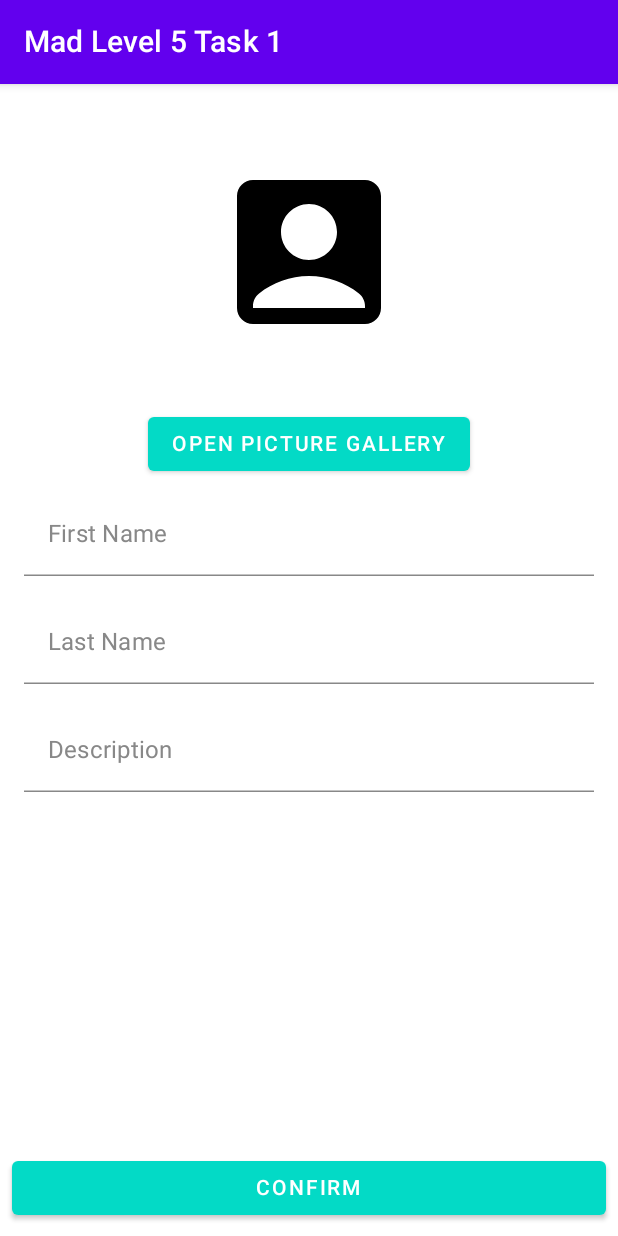
After one commit to pepijndik/MobileDev-Level-5-Task-1, an Android app built with Jetpack Compose: the CreateProfileScreen screen opened through its navigation route, on a phone screen of 412 x 824 dp. The commit adds this screen. Run offline under Robolectric (Android 15) with nearby library versions, the phone set to English and light mode, and no system bars; our stand-ins replace Firebase (no records; nobody signed in at launch, a user with empty details on screens opened directly), livedata-compose; 1 statement that could not run was skipped.

Commit message:
Added Navhost and views

```diff
--- a/app/build.gradle
+++ b/app/build.gradle
@@ -76,4 +76,6 @@ dependencies {
     //Fire base
     implementation 'com.google.firebase:firebase-firestore-ktx:24.4.0'
     implementation 'org.jetbrains.kotlinx:kotlinx-coroutines-play-services:1.6.4'
+    implementation 'androidx.core:core-splashscreen:1.0.0'
+    implementation 'androidx.compose.material3:material3:1.0.0'
 }
--- a/app/src/main/java/nl/pdik/level5/task1/MainActivity.kt
+++ b/app/src/main/java/nl/pdik/level5/task1/MainActivity.kt
@@ -1,28 +1,32 @@
 package nl.pdik.level5.task1
 
+import android.content.Context
 import android.os.Bundle
 import androidx.activity.ComponentActivity
 import androidx.activity.compose.setContent
-import androidx.compose.foundation.layout.fillMaxSize
-import androidx.compose.material.MaterialTheme
-import androidx.compose.material.Surface
-import androidx.compose.material.Text
+import androidx.compose.foundation.layout.padding
+import androidx.compose.material.Scaffold
 import androidx.compose.runtime.Composable
 import androidx.compose.ui.Modifier
-import androidx.compose.ui.tooling.preview.Preview
+import androidx.lifecycle.viewmodel.compose.viewModel
+import androidx.navigation.NavHostController
+import androidx.navigation.compose.NavHost
+import androidx.navigation.compose.composable
+import androidx.navigation.compose.rememberNavController
+import nl.pdik.level5.task1.ui.screens.CreateProfileScreen
+import nl.pdik.level5.task1.ui.screens.ProfileScreen
+import nl.pdik.level5.task1.ui.screens.Screens
 import nl.pdik.level5.task1.ui.theme.Task1Theme
+import nl.pdik.level5.task1.viewModel.ProfileViewModel
 
 class MainActivity : ComponentActivity() {
     override fun onCreate(savedInstanceState: Bundle?) {
         super.onCreate(savedInstanceState)
         setContent {
             Task1Theme {
-                // A surface container using the 'background' color from the theme
-                Surface(
-                    modifier = Modifier.fillMaxSize(),
-                    color = MaterialTheme.colors.background
-                ) {
-                    Greeting("Android")
+                val context: Context = this
+                setContent {
+                    ProfileApp(context)
                 }
             }
         }
@@ -30,14 +34,32 @@ class MainActivity : ComponentActivity() {
 }
 
 @Composable
-fun Greeting(name: String) {
-    Text(text = "Hello $name!")
+fun ProfileApp(context: Context) {
+    val navController = rememberNavController()
+    Scaffold { innerPadding ->
+        ProfileNavHost(context, navController, modifier = Modifier.padding(innerPadding))
+    }
 }
 
-@Preview(showBackground = true)
 @Composable
-fun DefaultPreview() {
-    Task1Theme {
-        Greeting("Android")
+fun ProfileNavHost(
+    context: Context,
+    navController: NavHostController,
+    modifier: Modifier = Modifier
+) {
+
+    val viewModel: ProfileViewModel = viewModel();
+    NavHost(
+        navController = navController,
+        startDestination = Screens.ProfileScreen.route,
+        modifier = modifier
+    ) {
+        composable(Screens.ProfileScreen.route) {
+            ProfileScreen(viewModel)
+        }
+        composable(Screens.CreateProfile.route) {
+            CreateProfileScreen(navController = navController, viewModel = viewModel)
+        }
+
     }
 }
--- /dev/null
+++ b/app/src/main/java/nl/pdik/level5/task1/repository/ProfileRepository.kt
@@ -0,0 +1,67 @@
+package nl.pdik.level5.task1.repository
+
+import androidx.lifecycle.LiveData
+import androidx.lifecycle.MutableLiveData
+import com.google.firebase.firestore.FirebaseFirestore
+import kotlinx.coroutines.tasks.await
+import kotlinx.coroutines.withTimeout
+import nl.pdik.level5.task1.model.Profile
+
+class ProfileRepository {
+    private var firestore: FirebaseFirestore = FirebaseFirestore.getInstance()
+    private var profileDocument =
+        firestore.collection("profiles").document("profile")
+
+    private val _profile: MutableLiveData<Profile> = MutableLiveData()
+
+    val profile: LiveData<Profile>
+        get() = _profile
+
+    // The CreateProfileFragment can use this to see if creation succeeded
+    private val _createSuccess: MutableLiveData<Boolean> = MutableLiveData()
+
+    val createSuccess: LiveData<Boolean>
+        get() = _createSuccess
+
+    suspend fun getProfile() {
+        try {
+            withTimeout(5_000) {
+                val data = profileDocument
+                    .get()
+                    .await()
+
+                val firstName = data.getString("firstName").toString()
+                val lastName = data.getString("lastName").toString()
+                val description = data.getString("description").toString()
+                val imageUri = data.getString("imageUri").toString()
+
+                _profile.value = Profile(firstName, lastName, description, imageUri)
+            }
+        } catch (e: Exception) {
+            throw ProfileRetrievalError("Retrieval-firebase-task was unsuccessful")
+        }
+    }
+
+    suspend fun createProfile(profile: Profile) {
+        // Persist data to Firestore
+        try {
+            withTimeout(5_000) {
+                profileDocument
+                    .set(profile)
+                    .await()
+
+                _createSuccess.value = true
+            }
+
+        } catch (e: Exception) {
+            throw ProfileSaveError(e.message.toString(), e)
+        }
+    }
+
+    fun reset() {
+        _createSuccess.value = false
+    }
+
+    class ProfileSaveError(message: String, cause: Throwable) : Exception(message, cause)
+    class ProfileRetrievalError(message: String) : Exception(message)
+}
--- /dev/null
+++ b/app/src/main/java/nl/pdik/level5/task1/ui/screens/CreateProfileScreen.kt
@@ -0,0 +1,218 @@
+package nl.pdik.level5.task1.ui.screens
+
+import android.annotation.SuppressLint
+import android.content.Context
+import android.graphics.ImageDecoder
+import android.os.Build
+import android.provider.MediaStore
+import android.widget.Toast
+import androidx.activity.compose.rememberLauncherForActivityResult
+import androidx.activity.result.contract.ActivityResultContracts
+import androidx.compose.foundation.Image
+import androidx.compose.foundation.layout.*
+import androidx.compose.material.*
+import androidx.compose.material.MaterialTheme.colors
+import androidx.compose.runtime.*
+import androidx.compose.ui.Alignment
+import androidx.compose.ui.Modifier
+import androidx.compose.ui.graphics.Color
+import androidx.compose.ui.graphics.asImageBitmap
+import androidx.compose.ui.platform.LocalContext
+import androidx.compose.ui.res.painterResource
+import androidx.compose.ui.res.stringResource
+import androidx.compose.ui.unit.dp
+import androidx.navigation.NavController
+import nl.pdik.level5.task1.viewModel.ProfileViewModel
+import nl.pdik.level5.task1.R;
+
+@SuppressLint("UnusedMaterialScaffoldPaddingParameter")
+@Composable
+fun CreateProfileScreen(navController: NavController, viewModel: ProfileViewModel) {
+
+    val context = LocalContext.current
+
+    var firstName by remember { mutableStateOf("") }
+    var lastName by remember { mutableStateOf("") }
+    var profileDescription by remember { mutableStateOf("") }
+
+    Scaffold(
+        topBar = {
+            TopAppBar(
+                title = { Text(text = context.getString(R.string.app_name)) },
+            )
+        },
+    ) {
+        Column(
+            modifier = Modifier
+                .padding(8.dp)
+                .fillMaxHeight(),
+            verticalArrangement = Arrangement.SpaceBetween
+        ) {
+            Column(
+                modifier = Modifier.fillMaxWidth(),
+                horizontalAlignment = Alignment.CenterHorizontally,
+            ) {
+                PickImageFromGallery(context, viewModel)
+                TextField(
+                    value = firstName,
+                    // below line is used to add placeholder ("hint") for our text field.
+                    placeholder = {
+                        Text(text = stringResource(id = R.string.first_name_hint))
+                    },
+                    onValueChange = { firstName = it },
+                    modifier = Modifier
+                        .fillMaxWidth()
+                        .padding(8.dp),
+                    colors = TextFieldDefaults.textFieldColors(
+                        backgroundColor = colors.background, // Same color as background
+                        focusedIndicatorColor = colors.secondary, // This is green underlined
+                        unfocusedIndicatorColor = Color.Gray, // Grey underlined
+                        focusedLabelColor = colors.secondary,
+                        unfocusedLabelColor = Color.Gray
+                    ),
+                    label = {
+                        Text(
+                            text = stringResource(R.string.first_name),
+                        )
+                    }
+                )
+                TextField(
+                    value = lastName,
+                    // below line is used to add placeholder ("hint") for our text field.
+                    placeholder = {
+                        Text(text = stringResource(id = R.string.last_name_hint))
+                    },
+                    onValueChange = { lastName = it },
+                    modifier = Modifier
+                        .fillMaxWidth()
+                        .padding(8.dp),
+                    colors = TextFieldDefaults.textFieldColors(
+                        backgroundColor = colors.background, // Same color as background
+                        focusedIndicatorColor = colors.secondary, // This is green underlined
+                        unfocusedIndicatorColor = Color.Gray, // Grey underlined
+                        focusedLabelColor = colors.secondary,
+                        unfocusedLabelColor = Color.Gray
+                    ),
+                    label = {
+                        Text(
+                            text = stringResource(R.string.last_name),
+                        )
+                    }
+                )
+                TextField(
+                    value = profileDescription,
+                    // below line is used to add placeholder ("hint") for our text field.
+                    placeholder = {
+                        Text(text = stringResource(id = R.string.description_hint))
+                    },
+                    onValueChange = { profileDescription = it },
+                    modifier = Modifier
+                        .fillMaxWidth()
+                        .padding(8.dp),
+                    colors = TextFieldDefaults.textFieldColors(
+                        backgroundColor = colors.background, // Same color as background
+                        focusedIndicatorColor = colors.secondary, // This is green underlined
+                        unfocusedIndicatorColor = Color.Gray, // Grey underlined
+                        focusedLabelColor = colors.secondary,
+                        unfocusedLabelColor = Color.Gray
+                    ),
+                    label = {
+                        Text(
+                            text = stringResource(R.string.description),
+                        )
+                    }
+                )
+            }
+            Row(
+                modifier = Modifier
+                    .weight(1f, false)
+            ) {
+
+                Button(modifier = Modifier.fillMaxWidth(),
+                    colors = ButtonDefaults.buttonColors(
+                        contentColor = colors.onPrimary,
+                        backgroundColor = colors.secondary
+                    ),
+                    onClick = {
+                        // CREATE PROFILE IF INPUT NOT EMPTY
+                        if (firstName.isEmpty() || lastName.isEmpty() || profileDescription.isEmpty()) {
+                            Toast.makeText(
+                                context,
+                                context.getString(R.string.fields_must_not_be_empty),
+                                Toast.LENGTH_SHORT
+                            ).show()
+                        } else {
+                            val uriString: String
+                            if (viewModel.imageUri == null) {
+                                uriString = context.getString(R.string.no_gallery_image)
+                            } else {
+                                uriString = viewModel.imageUri.toString()
+                            }
+                            viewModel.reset()
+                            viewModel.createProfile(
+                                firstName = firstName,
+                                lastName = lastName,
+                                description = profileDescription,
+                                imageUri = uriString
+                            )
+                            firstName = ""
+                            lastName = ""
+                            profileDescription = ""
+                            navController.navigate(Screens.ProfileScreen.route)
+                        }
+                    }) {
+                    Text(text = context.getString(R.string.confirm).uppercase())
+                }
+            }
+        }
+    }
+}
+
+@Composable
+fun PickImageFromGallery(context: Context, viewModel: ProfileViewModel) {
+
+    val launcher = rememberLauncherForActivityResult(
+        contract = ActivityResultContracts.GetContent()
+    ) { uri ->
+        viewModel.imageUri = uri
+    }
+
+    if (viewModel.imageUri != null) {
+        // https://stackoverflow.com/questions/58903911/how-to-fix-deprecated-issue-in-android-bitmap
+        viewModel.bitmap.value = if (Build.VERSION.SDK_INT >= Build.VERSION_CODES.Q) {
+            val src = ImageDecoder.createSource(context.contentResolver, viewModel.imageUri!!)
+            ImageDecoder.decodeBitmap(src)
+        } else {
+            MediaStore.Images.Media.getBitmap(context.contentResolver, viewModel.imageUri)
+        }
+        viewModel.bitmap.value?.let { btm ->
+            Image(
+                bitmap = btm.asImageBitmap(),
+                contentDescription = null,
+                modifier = Modifier
+                    .padding(horizontal = 0.dp, vertical = 40.dp)
+                    .width(128.dp)
+                    .height(128.dp)
+            )
+        }
+    } else {
+        Image(
+            painter = painterResource(id = R.drawable.ic_account_box_black),
+            contentDescription = "Logo",
+            modifier = Modifier
+                .padding(horizontal = 0.dp, vertical = 40.dp)
+                .width(128.dp)
+                .height(128.dp)
+        )
+    }
+    Button(
+        onClick = { launcher.launch("image/*") },
+        colors = ButtonDefaults.buttonColors(
+            contentColor = colors.onPrimary,
+            backgroundColor = colors.secondary
+        )
+    )
+    {
+        Text(text = context.getString(R.string.open_picture_gallery).uppercase())
+    }
+}
--- /dev/null
+++ b/app/src/main/java/nl/pdik/level5/task1/ui/screens/ProfileScreen.kt
@@ -0,0 +1,125 @@
+package nl.pdik.level5.task1.ui.screens
+
+import android.annotation.SuppressLint
+import android.content.Context
+import android.graphics.ImageDecoder
+import android.net.Uri
+import android.os.Build
+import android.provider.MediaStore
+import android.widget.Toast
+import androidx.compose.foundation.Image
+import androidx.compose.foundation.layout.*
+import androidx.compose.material.*
+import androidx.compose.runtime.*
+import androidx.compose.runtime.livedata.observeAsState
+import androidx.compose.ui.Alignment
+import androidx.compose.ui.Modifier
+import androidx.compose.ui.graphics.asImageBitmap
+import androidx.compose.ui.platform.LocalContext
+import androidx.compose.ui.res.painterResource
+import androidx.compose.ui.res.stringResource
+import androidx.compose.ui.text.font.FontStyle
+import androidx.compose.ui.unit.dp
+import nl.pdik.level5.task1.R
+import nl.pdik.level5.task1.viewModel.ProfileViewModel
+
+@SuppressLint("UnusedMaterialScaffoldPaddingParameter")
+@Composable
+fun ProfileScreen(viewModel: ProfileViewModel) {
+    val context = LocalContext.current
+
+    viewModel.getProfile()
+
+    val errorMsg by viewModel.errorText.observeAsState()
+    val successfullyCreatedQuiz by viewModel.createSuccess.observeAsState()
+    val profile by viewModel.profile.observeAsState()
+
+    Scaffold(
+        topBar = {
+            TopAppBar(
+                title = { Text(text = context.getString(R.string.app_name)) },
+            )
+        },
+    ) {
+        Column(
+            modifier = Modifier
+                .padding(8.dp)
+                .fillMaxHeight(),
+            verticalArrangement = Arrangement.SpaceBetween
+        ) {
+            Column(
+                modifier = Modifier.fillMaxWidth(),
+                horizontalAlignment = Alignment.CenterHorizontally,
+            ) {
+                DisplayImageFromGallery(context, viewModel, profile?.imageUri)
+                Text(
+                    text = profile?.firstName.toString() + " " + profile?.lastName.toString(),
+                    style = MaterialTheme.typography.h4,
+                    modifier = Modifier
+                        .fillMaxWidth()
+                        .padding(8.dp),
+                )
+                Text(
+                    text = profile?.description.toString(),
+                    fontStyle = FontStyle.Italic,
+                    modifier = Modifier
+                        .fillMaxWidth()
+                        .padding(8.dp),
+                )
+
+            }
+        }
+        if (!errorMsg.isNullOrEmpty()) {
+            Toast.makeText(context, errorMsg, Toast.LENGTH_LONG).show()
+            viewModel.reset()
+        }
+        if (successfullyCreatedQuiz != null) {
+            if (successfullyCreatedQuiz!!) {
+                Toast.makeText(
+                    context,
+                    stringResource(id = R.string.successfully_created_profile),
+                    Toast.LENGTH_LONG
+                ).show()
+                viewModel.reset()
+            }
+        }
+    }
+}
+
+@Composable
+fun DisplayImageFromGallery(
+    context: Context,
+    viewModel: ProfileViewModel,
+    imageUriString: String?
+) {
+
+    if (!(imageUriString.isNullOrEmpty() || imageUriString.equals(context.getString(R.string.no_gallery_image)))) {
+        val imageUri = Uri.parse(imageUriString) // Conversion String to Uri datatype.
+        // https://stackoverflow.com/questions/58903911/how-to-fix-deprecated-issue-in-android-bitmap
+        viewModel.bitmap.value = if (Build.VERSION.SDK_INT >= Build.VERSION_CODES.Q) {
+            val src = ImageDecoder.createSource(context.contentResolver, imageUri)
+            ImageDecoder.decodeBitmap(src)
+        } else {
+            MediaStore.Images.Media.getBitmap(context.contentResolver, imageUri)
+        }
+        viewModel.bitmap.value?.let { btm ->
+            Image(
+                bitmap = btm.asImageBitmap(),
+                contentDescription = null,
+                modifier = Modifier
+                    .padding(horizontal = 0.dp, vertical = 40.dp)
+                    .width(128.dp)
+                    .height(128.dp)
+            )
+        }
+    } else {
+        Image(
+            painter = painterResource(id = R.drawable.ic_account_box_black),
+            contentDescription = "Logo",
+            modifier = Modifier
+                .padding(horizontal = 0.dp, vertical = 40.dp)
+                .width(128.dp)
+                .height(128.dp)
+        )
+    }
+}
--- /dev/null
+++ b/app/src/main/java/nl/pdik/level5/task1/ui/screens/Screens.kt
@@ -0,0 +1,8 @@
+package nl.pdik.level5.task1.ui.screens
+
+sealed class Screens(
+    val route: String
+) {
+    object CreateProfile: Screens("create_profile_screen")
+    object ProfileScreen: Screens("profile_screen")
+}
--- /dev/null
+++ b/app/src/main/java/nl/pdik/level5/task1/viewModel/ProfileViewModel.kt
@@ -0,0 +1,65 @@
+package nl.pdik.level5.task1.viewModel
+
+import android.app.Application
+import android.graphics.Bitmap
+import android.net.Uri
+import android.util.Log
+import androidx.compose.runtime.getValue
+import androidx.compose.runtime.mutableStateOf
+import androidx.compose.runtime.setValue
+import androidx.lifecycle.AndroidViewModel
+import androidx.lifecycle.LiveData
+import androidx.lifecycle.MutableLiveData
+import androidx.lifecycle.viewModelScope
+import kotlinx.coroutines.launch
+import nl.pdik.level5.task1.model.Profile
+import nl.pdik.level5.task1.repository.ProfileRepository
+
+class ProfileViewModel(application: Application) : AndroidViewModel(application) {
+    private val TAG = "FIRESTORE"
+    private val profileRepository: ProfileRepository = ProfileRepository()
+
+    //Student
+    var imageUri by mutableStateOf<Uri?>(null)
+    val bitmap = mutableStateOf<Bitmap?>(null)
+
+    val profile: LiveData<Profile> = profileRepository.profile
+
+    val createSuccess: LiveData<Boolean> = profileRepository.createSuccess
+
+    private val _errorText: MutableLiveData<String> = MutableLiveData()
+    val errorText: LiveData<String>
+        get() = _errorText
+
+    fun getProfile() {
+        viewModelScope.launch {
+            try {
+                profileRepository.getProfile()
+            } catch (ex: ProfileRepository.ProfileRetrievalError) {
+                val errorMsg = "Something went wrong while retrieving profile"
+                Log.e(TAG, ex.message ?: errorMsg)
+                _errorText.value = errorMsg
+            }
+        }
+    }
+
+    fun createProfile(firstName: String, lastName: String, description: String, imageUri: String) {
+        // persist data to firestore
+        val profile = Profile(firstName, lastName, description, imageUri)
+
+        viewModelScope.launch {
+            try {
+                profileRepository.createProfile(profile)
+            } catch (ex: ProfileRepository.ProfileSaveError) {
+                val errorMsg = "Something went wrong while saving the profile"
+                Log.e(TAG, ex.message ?: errorMsg)
+                _errorText.value = errorMsg
+            }
+        }
+    }
+
+    fun reset() {
+        _errorText.value = ""
+        profileRepository.reset()
+    }
+}
--- /dev/null
+++ b/app/src/main/res/drawable/ic_account_box_black.xml
@@ -0,0 +1,5 @@
+<vector android:height="24dp" android:tint="#000000"
+    android:viewportHeight="24" android:viewportWidth="24"
+    android:width="24dp" xmlns:android="http://schemas.android.com/apk/res/android">
+    <path android:fillColor="@android:color/white" android:pathData="M19,3H5C3.9,3 3,3.9 3,5v14c0,1.1 0.9,2 2,2h14c1.1,0 2,-0.9 2,-2V5C21,3.9 20.1,3 19,3zM12,6c1.93,0 3.5,1.57 3.5,3.5c0,1.93 -1.57,3.5 -3.5,3.5s-3.5,-1.57 -3.5,-3.5C8.5,7.57 10.07,6 12,6zM19,19H5v-0.23c0,-0.62 0.28,-1.2 0.76,-1.58C7.47,15.82 9.64,15 12,15s4.53,0.82 6.24,2.19c0.48,0.38 0.76,0.97 0.76,1.58V19z"/>
+</vector>
--- /dev/null
+++ b/app/src/main/res/drawable/ic_account_box_white.xml
@@ -0,0 +1,5 @@
+<vector android:height="24dp" android:tint="#FFFFFF"
+    android:viewportHeight="24" android:viewportWidth="24"
+    android:width="24dp" xmlns:android="http://schemas.android.com/apk/res/android">
+    <path android:fillColor="@android:color/white" android:pathData="M19,3H5C3.9,3 3,3.9 3,5v14c0,1.1 0.9,2 2,2h14c1.1,0 2,-0.9 2,-2V5C21,3.9 20.1,3 19,3zM12,6c1.93,0 3.5,1.57 3.5,3.5c0,1.93 -1.57,3.5 -3.5,3.5s-3.5,-1.57 -3.5,-3.5C8.5,7.57 10.07,6 12,6zM19,19H5v-0.23c0,-0.62 0.28,-1.2 0.76,-1.58C7.47,15.82 9.64,15 12,15s4.53,0.82 6.24,2.19c0.48,0.38 0.76,0.97 0.76,1.58V19z"/>
+</vector>
--- a/app/src/main/res/values/strings.xml
+++ b/app/src/main/res/values/strings.xml
@@ -1,3 +1,43 @@
 <resources>
-    <string name="app_name">task1</string>
+    <string name="app_name">Mad Level 5 Task 1</string>
+
+    <string name="splash_text">User Profile Kotlin</string>
+    <string name="title_activity_main">MainActivity</string>
+    <!--
+    This string is used for square devices and overridden by hello_world in
+    values-round/strings.xml for round devices.
+    -->
+    <string name="hello_world">Hello Square World!</string>
+    <!-- Strings used for fragments for navigation -->
+    <string name="first_fragment_label">First Fragment</string>
+    <string name="second_fragment_label">Second Fragment</string>
+    <string name="next">Next</string>
+    <string name="previous">Previous</string>
+
+    <string name="hello_first_fragment">Hello first fragment</string>
+    <string name="hello_second_fragment">Hello second fragment. Arg: %1$s</string>
+
+    <string name="first_name">First Name</string>
+    <string name="last_name">Last Name</string>
+    <string name="description">Description</string>
+
+    <string name="action_settings">Settings</string>
+    <string name="create_profile_fragment_label">Create Profile</string>
+    <string name="profile_fragment_label">Profile</string>
+    <string name="successfully_created_profile">profile created</string>
+    <string name="profile_name">%1$s %2$s</string>
+    <string name="open_picture_gallery">Open Picture Gallery</string>
+    <string name="confirm">Confirm</string>
+    <string name="user_profile_kotlin">User Profile Kotlin</string>
+    <string name="description_hint">Best friend</string>
+
+    <string name="first_name_hint">John</string>
+    <string name="last_name_hint">Doe</string>
+    <string name="profile_image">profile image</string>
+    <string name="kevin_martin">Kevin Martin</string>
+    <string name="my_description">Kevin Martin</string>
+    <string name="splash_image">Splash Image</string>
+    <string name="fields_must_not_be_empty">Fields must not be empty!</string>
+    <string name="no_gallery_image">No gallery image provided</string>
+
 </resources>
```
Also changed, not shown: app/src/main/java/nl/pdik/level5/task1/model/Profile.kt (added, +8 -0 lines), app/src/main/res/values/themes.xml (+15 -0 lines).
